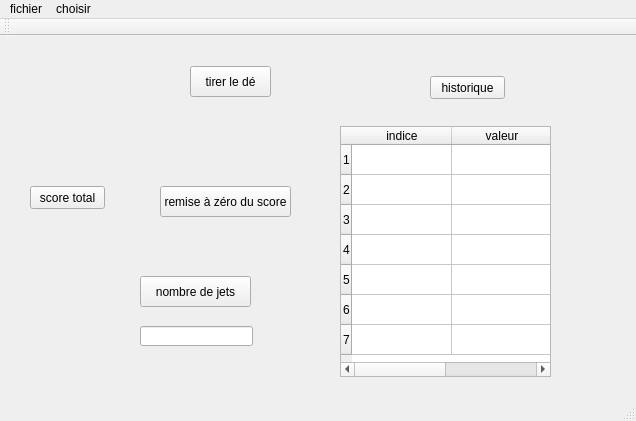
Above: de/de/de.ui from leabernard/heritage before the change. Below: the same form after it.
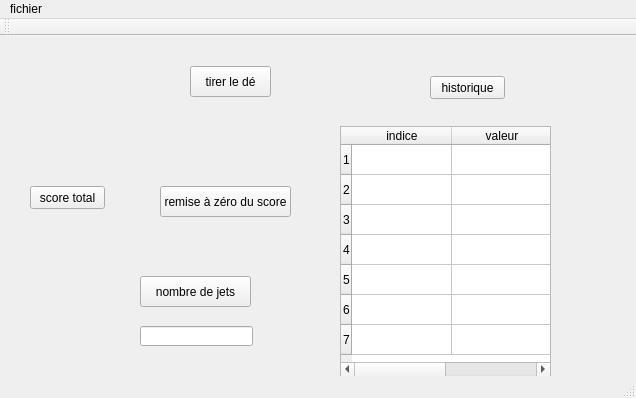
That is the form after the change.

Patch:
```diff
--- a/de/de/de.ui
+++ b/de/de/de.ui
@@ -7,7 +7,7 @@
     <x>0</x>
     <y>0</y>
     <width>636</width>
-    <height>421</height>
+    <height>398</height>
    </rect>
   </property>
   <property name="windowTitle">
@@ -56,10 +56,10 @@
    <widget class="QLabel" name="score">
     <property name="geometry">
      <rect>
-      <x>20</x>
-      <y>10</y>
-      <width>141</width>
-      <height>101</height>
+      <x>100</x>
+      <y>60</y>
+      <width>81</width>
+      <height>61</height>
      </rect>
     </property>
     <property name="text">
@@ -180,20 +180,12 @@
      <height>21</height>
     </rect>
    </property>
-   <widget class="QMenu" name="menuchoisir">
-    <property name="title">
-     <string>choisir</string>
-    </property>
-    <addaction name="actionde"/>
-    <addaction name="actiondehisto"/>
-   </widget>
    <widget class="QMenu" name="menufichier">
     <property name="title">
      <string>fichier</string>
     </property>
    </widget>
    <addaction name="menufichier"/>
-   <addaction name="menuchoisir"/>
   </widget>
   <widget class="QToolBar" name="mainToolBar">
    <attribute name="toolBarArea">
```
Left out of the diff: 49 changed lines with no effect on the pictures.
